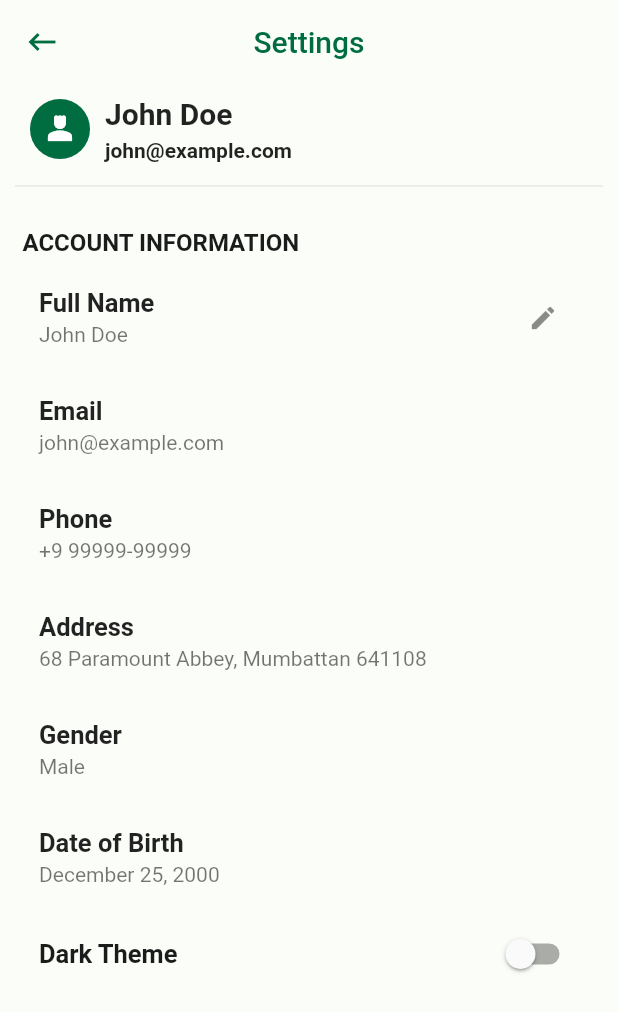
After one commit to geekymeeky/healtheats, a Flutter app: the MainScreen screen opened directly, after a tap on the "settings" icon, on a phone screen of 412 x 824 dp. The commit adds this screen. Shown: the top 1012 px of the screen. Run offline on Flutter 3.47's test engine with Material 2 defaults, Android fonts, the phone set to English and light mode, and no system bars; our stand-ins replace carousel_slider, font_awesome_flutter, introduction_screen, shared_preferences; accounts and stored records are empty.

Commit message:
fea: profile screen

```diff
--- a/lib/screens/details.dart
+++ b/lib/screens/details.dart
@@ -31,7 +31,7 @@ class ProductDetails extends StatelessWidget {
         ),
         centerTitle: true,
         title: const Text(
-          "Item Details",
+          "Recipe Details",
         ),
         elevation: 0.0,
       ),
--- a/lib/screens/main_screen.dart
+++ b/lib/screens/main_screen.dart
@@ -1,6 +1,7 @@
 import 'package:flutter/material.dart';
 import 'package:healtheats/screens/favorite_screen.dart';
 import 'package:healtheats/screens/home.dart';
+import 'package:healtheats/screens/profile.dart';
 import 'package:healtheats/util/const.dart';
 import 'package:healtheats/widgets/cutom_bottom_navigation.dart';
 
@@ -33,6 +34,22 @@ class _MainScreenState extends State<MainScreen> {
             Constants.appName,
           ),
           elevation: 0.0,
+          actions: [
+            IconButton(
+              onPressed: () {
+                Navigator.of(context).push(
+                  MaterialPageRoute(
+                    builder: (BuildContext context) {
+                      return Profile();
+                    },
+                  ),
+                );
+              },
+              icon: const Icon(
+                Icons.settings,
+              ),
+            )
+          ],
         ),
         body: PageView(
           physics: const NeverScrollableScrollPhysics(),
--- /dev/null
+++ b/lib/screens/profile.dart
@@ -0,0 +1,237 @@
+import 'package:flutter/material.dart';
+import 'package:provider/provider.dart';
+import 'package:healtheats/providers/app_provider.dart';
+import 'package:healtheats/util/const.dart';
+
+class Profile extends StatefulWidget {
+  const Profile({super.key});
+
+  @override
+  State<Profile> createState() => _ProfileState();
+}
+
+class _ProfileState extends State<Profile> {
+  static const String name = 'John Doe';
+  static const String email = 'john@example.com';
+  static const String phone = "+9 99999-99999";
+  static const String address = "68 Paramount Abbey, Mumbattan 641108";
+  static const String gender = "Male";
+  static const String dob = "December 25, 2000";
+
+  @override
+  Widget build(BuildContext context) {
+    return Scaffold(
+      backgroundColor: Theme.of(context).colorScheme.background,
+      appBar: AppBar(
+        backgroundColor: Colors.transparent,
+        iconTheme: IconThemeData(color: Theme.of(context).colorScheme.primary),
+        surfaceTintColor: Theme.of(context).colorScheme.surfaceTint,
+        foregroundColor: Theme.of(context).colorScheme.primary,
+        automaticallyImplyLeading: false,
+        leading: IconButton(
+          icon: const Icon(
+            Icons.keyboard_backspace,
+          ),
+          onPressed: () => Navigator.pop(context),
+        ),
+        centerTitle: true,
+        title: const Text(
+          "Settings",
+        ),
+        elevation: 0.0,
+      ),
+      body: Padding(
+        padding: const EdgeInsets.fromLTRB(10.0, 0, 10.0, 0),
+        child: ListView(
+          children: <Widget>[
+            const AccountHeader(
+              name: name,
+              email: email,
+            ),
+            const Divider(),
+            Container(height: 15.0),
+            Padding(
+              padding: const EdgeInsets.all(5.0),
+              child: Text(
+                "Account Information".toUpperCase(),
+                style: TextStyle(
+                  fontSize: 16.0,
+                  fontWeight: FontWeight.bold,
+                  color: Theme.of(context).colorScheme.onBackground,
+                ),
+              ),
+            ),
+            ListTile(
+              title: const Text(
+                "Full Name",
+                style: TextStyle(
+                  fontSize: 17,
+                  fontWeight: FontWeight.w700,
+                ),
+              ),
+              subtitle: const Text(
+                name,
+              ),
+              trailing: IconButton(
+                icon: const Icon(
+                  Icons.edit,
+                  size: 20.0,
+                ),
+                onPressed: () {},
+                tooltip: "Edit",
+              ),
+            ),
+            const ListTile(
+              title: Text(
+                "Email",
+                style: TextStyle(
+                  fontSize: 17,
+                  fontWeight: FontWeight.w700,
+                ),
+              ),
+              subtitle: Text(
+                email,
+              ),
+            ),
+            const ListTile(
+              title: Text(
+                "Phone",
+                style: TextStyle(
+                  fontSize: 17,
+                  fontWeight: FontWeight.w700,
+                ),
+              ),
+              subtitle: Text(
+                phone,
+              ),
+            ),
+            const ListTile(
+              title: Text(
+                "Address",
+                style: TextStyle(
+                  fontSize: 17,
+                  fontWeight: FontWeight.w700,
+                ),
+              ),
+              subtitle: Text(
+                address,
+              ),
+            ),
+            const ListTile(
+              title: Text(
+                "Gender",
+                style: TextStyle(
+                  fontSize: 17,
+                  fontWeight: FontWeight.w700,
+                ),
+              ),
+              subtitle: Text(
+                gender,
+              ),
+            ),
+            const ListTile(
+              title: Text(
+                "Date of Birth",
+                style: TextStyle(
+                  fontSize: 17,
+                  fontWeight: FontWeight.w700,
+                ),
+              ),
+              subtitle: Text(
+                dob,
+              ),
+            ),
+            MediaQuery.of(context).platformBrightness == Brightness.dark
+                ? const SizedBox()
+                : ListTile(
+                    title: Text(
+                      "Dark Theme",
+                      style: TextStyle(
+                        fontSize: 17,
+                        fontWeight: FontWeight.w700,
+                        color: Theme.of(context).colorScheme.onBackground,
+                      ),
+                    ),
+                    trailing: Switch(
+                      value: Provider.of<AppProvider>(context).theme ==
+                              Constants.lightTheme
+                          ? false
+                          : true,
+                      onChanged: (v) async {
+                        if (v) {
+                          Provider.of<AppProvider>(context, listen: false)
+                              .setTheme(Constants.darkTheme, "dark");
+                        } else {
+                          Provider.of<AppProvider>(context, listen: false)
+                              .setTheme(Constants.lightTheme, "light");
+                        }
+                      },
+                      activeColor: Theme.of(context).colorScheme.secondary,
+                    ),
+                  ),
+          ],
+        ),
+      ),
+    );
+  }
+}
+
+class AccountHeader extends StatelessWidget {
+  final String name;
+  final String email;
+
+  const AccountHeader({Key? key, required this.name, required this.email})
+      : super(key: key);
+
+  @override
+  Widget build(BuildContext context) {
+    return Padding(
+      padding: const EdgeInsets.symmetric(vertical: 8),
+      child: Row(
+        mainAxisAlignment: MainAxisAlignment.start,
+        children: <Widget>[
+          Padding(
+            padding: const EdgeInsets.symmetric(horizontal: 10),
+            child: CircleAvatar(
+              backgroundColor: Theme.of(context).colorScheme.primary,
+              foregroundColor: Theme.of(context).colorScheme.onPrimary,
+              child: const Icon(
+                Icons.person_4,
+              ),
+            ),
+          ),
+          Column(
+            crossAxisAlignment: CrossAxisAlignment.start,
+            children: <Widget>[
+              Row(
+                mainAxisAlignment: MainAxisAlignment.spaceBetween,
+                children: <Widget>[
+                  Text(
+                    name,
+                    style: const TextStyle(
+                      fontSize: 20.0,
+                      fontWeight: FontWeight.bold,
+                    ),
+                  ),
+                ],
+              ),
+              const SizedBox(height: 5.0),
+              Row(
+                mainAxisAlignment: MainAxisAlignment.spaceBetween,
+                children: <Widget>[
+                  Text(
+                    email,
+                    style: const TextStyle(
+                      fontSize: 14.0,
+                      fontWeight: FontWeight.bold,
+                    ),
+                  ),
+                ],
+              ),
+            ],
+          ),
+        ],
+      ),
+    );
+  }
+}
```
